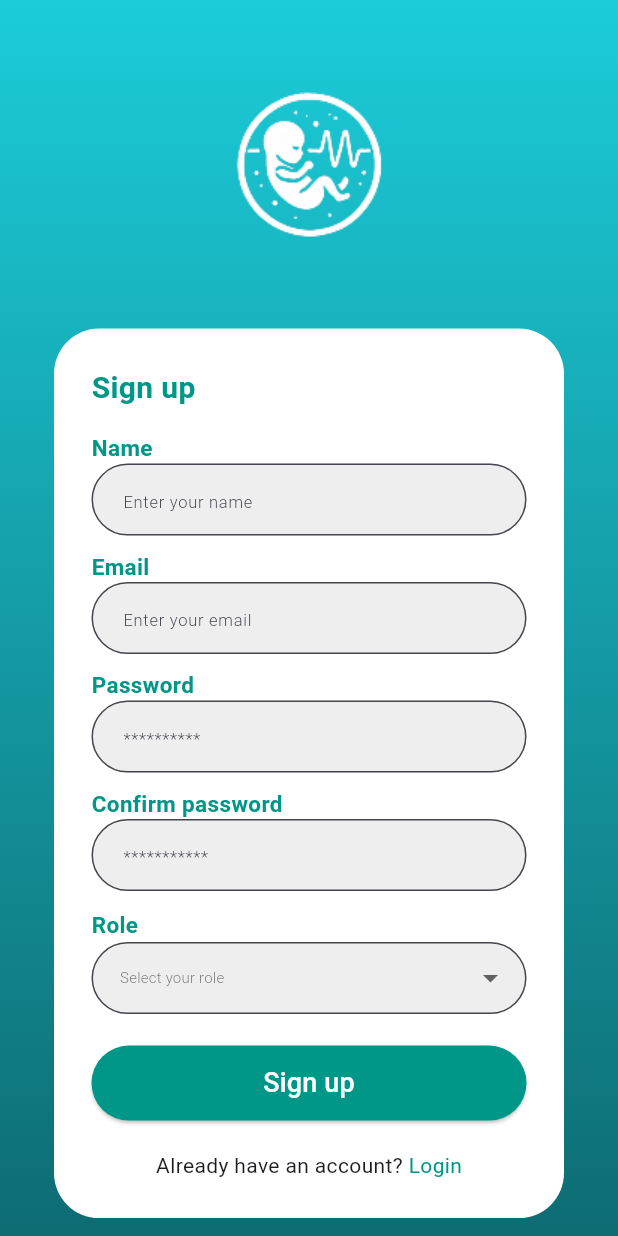
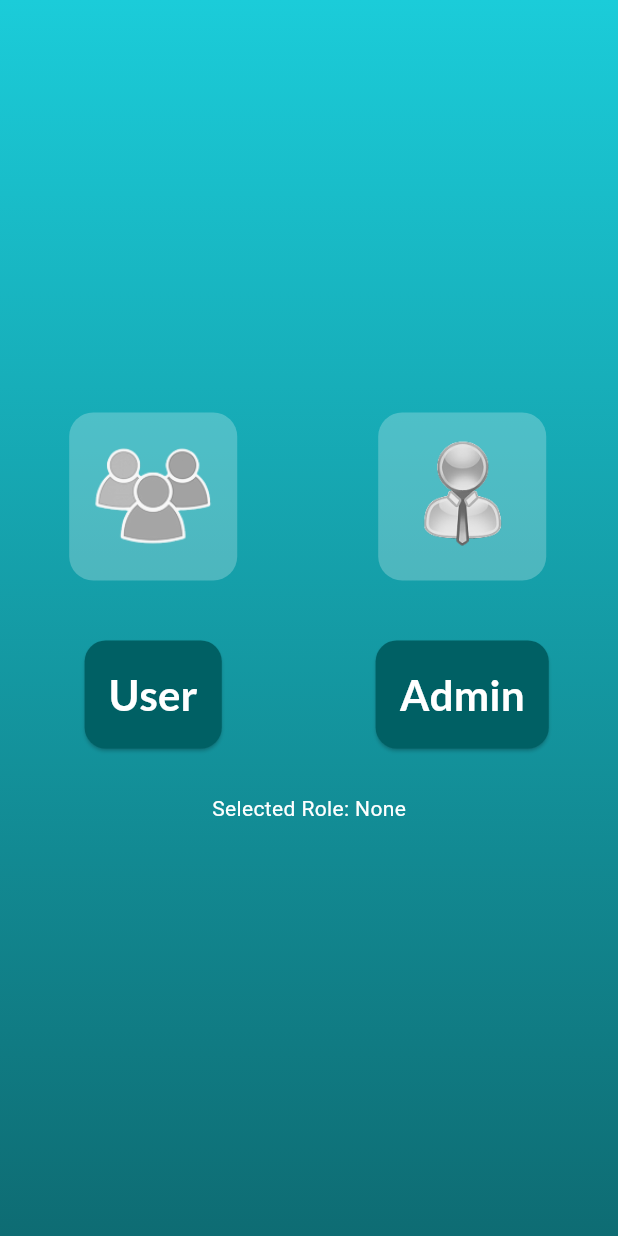
Before and after one commit to esmaeil57/DownDetect, a Flutter app: the screen it shows after launch, after a tap on "Sign up", on a phone screen of 412 x 824 dp. Run offline on Flutter 3.47's test engine with Material 3 defaults, Android fonts, the phone set to English and light mode, and no system bars; our stand-ins replace dio, google_fonts, image_picker, jwt_decoder, shared_preferences; accounts and stored records are empty; network calls fail.

Commit message:
add role_selection_view

```diff
--- a/lib/views/login_screen.dart
+++ b/lib/views/login_screen.dart
@@ -1,7 +1,7 @@
+import 'package:down_detect/views/role_selection_view.dart';
 import 'package:flutter/material.dart';
 import 'package:provider/provider.dart';
 import '../view_model/auth_viewmodel.dart';
-import 'sign_up_screen.dart';
 import 'main_navigation_screen.dart';
 
 class LoginScreen extends StatelessWidget {
@@ -116,7 +116,7 @@ class LoginScreen extends StatelessWidget {
                         InkWell(
                           onTap: () {
                             Navigator.of(context).push(MaterialPageRoute(
-                                builder: (context) => const SignUpScreen()));
+                                builder: (context) => RoleSelectionView()));
                           },
                           child: const Text(" Sign up",
                               style: TextStyle(color: Colors.teal)),
--- /dev/null
+++ b/lib/views/role_selection_view.dart
@@ -0,0 +1,107 @@
+import 'package:down_detect/views/sign_up_screen.dart';
+import 'package:flutter/material.dart';
+import 'package:google_fonts/google_fonts.dart';
+import 'package:provider/provider.dart';
+import '../view_model/signup_viewmodel.dart'; // <-- Ensure this points to SignUpViewModel
+
+class RoleSelectionView extends StatelessWidget {
+  const RoleSelectionView({super.key});
+
+  @override
+  Widget build(BuildContext context) {
+    final viewModel = Provider.of<SignUpViewModel>(context);
+
+    return Scaffold(
+      body: Container(
+        decoration: const BoxDecoration(
+          gradient: LinearGradient(
+            colors: [Color(0xFF1BCCD9), Color(0xFF0E6C73)],
+            begin: Alignment.topCenter,
+            end: Alignment.bottomCenter,
+          ),
+        ),
+        child: Center(
+          child: Column(
+            mainAxisSize: MainAxisSize.min,
+            children: [
+              Row(
+                mainAxisAlignment: MainAxisAlignment.spaceAround,
+                children: [
+                  _RoleIconButton(
+                    iconPath: 'images/user-removebg.png',
+                    label: 'User',
+                    onTap: () {
+                      viewModel.setRole('customer');
+                      Navigator.of(context).push(MaterialPageRoute(
+                          builder: (context) => const SignUpScreen()));
+                    },
+                  ),
+                  _RoleIconButton(
+                    iconPath: 'images/adminlogo.png',
+                    label: 'Admin',
+                    onTap: () {
+                      viewModel.setRole('admin');
+                      Navigator.of(context).push(MaterialPageRoute(
+                          builder: (context) => const SignUpScreen()));
+                    },
+                  ),
+
+                ],
+              ),
+              const SizedBox(height: 30),
+              Text(
+                "Selected Role: ${viewModel.selectedRole ?? "None"}",
+                style: const TextStyle(color: Colors.white, fontSize: 14),
+              ),
+            ],
+          ),
+        ),
+      ),
+    );
+  }
+}
+
+class _RoleIconButton extends StatelessWidget {
+  final String iconPath;
+  final String label;
+  final VoidCallback onTap;
+
+  const _RoleIconButton({
+    required this.iconPath,
+    required this.label,
+    required this.onTap,
+  });
+
+  @override
+  Widget build(BuildContext context) {
+    return Column(
+      children: [
+        GestureDetector(
+          onTap: onTap,
+          child: Container(
+
+            padding: const EdgeInsets.all(16),
+            decoration: BoxDecoration(
+              color: Colors.white24,
+              borderRadius: BorderRadius.circular(16),
+            ),
+            child: Image.asset(iconPath, width: 80, height: 80),
+          ),
+        ),
+        const SizedBox(height: 40),
+        ElevatedButton(
+          style: ElevatedButton.styleFrom(
+            backgroundColor: const Color(0xFF006064),
+            padding: const EdgeInsets.symmetric(horizontal: 16, vertical: 16),
+            shape: RoundedRectangleBorder(
+              borderRadius: BorderRadius.circular(14),
+            ),
+          ),
+          onPressed: onTap,
+          child: Text(label, style: GoogleFonts.lato(color: Colors.white ,
+              fontSize: 28 , fontWeight:FontWeight.bold),),
+        ),
+      ],
+    );
+  }
+}
--- a/lib/views/sign_up_screen.dart
+++ b/lib/views/sign_up_screen.dart
@@ -90,12 +90,12 @@ class SignUpScreen extends StatelessWidget {
                         decoration: _fieldDecoration("***********"),
                       ),
                       const SizedBox(height: 12),
-                      const Text("Role",
+                      /*const Text("Role",
                           style: TextStyle(
                               fontSize: 15,
                               fontWeight: FontWeight.bold,
-                              color: Colors.teal)),
-                      _buildRoleDropdown(viewModel),
+                              color: Colors.teal)),*/
+                      // _buildRoleDropdown(viewModel),
                       const SizedBox(height: 20),
                       ElevatedButton(
                         onPressed: () async {
@@ -155,7 +155,7 @@ class SignUpScreen extends StatelessWidget {
     );
   }
 
-  Widget _buildRoleDropdown(SignUpViewModel viewModel) {
+  /*Widget _buildRoleDropdown(SignUpViewModel viewModel) {
     return Padding(
       padding: const EdgeInsets.symmetric(vertical: 1.0),
       child: DropdownButtonFormField<String>(
@@ -180,5 +180,5 @@ class SignUpScreen extends StatelessWidget {
         },
       ),
     );
-  }
+  }*/
 }
```
Also changed, not shown: images/adminlogo.png (added), images/state-layer.png (deleted), images/user-removebg.png (added), 1 other file.
